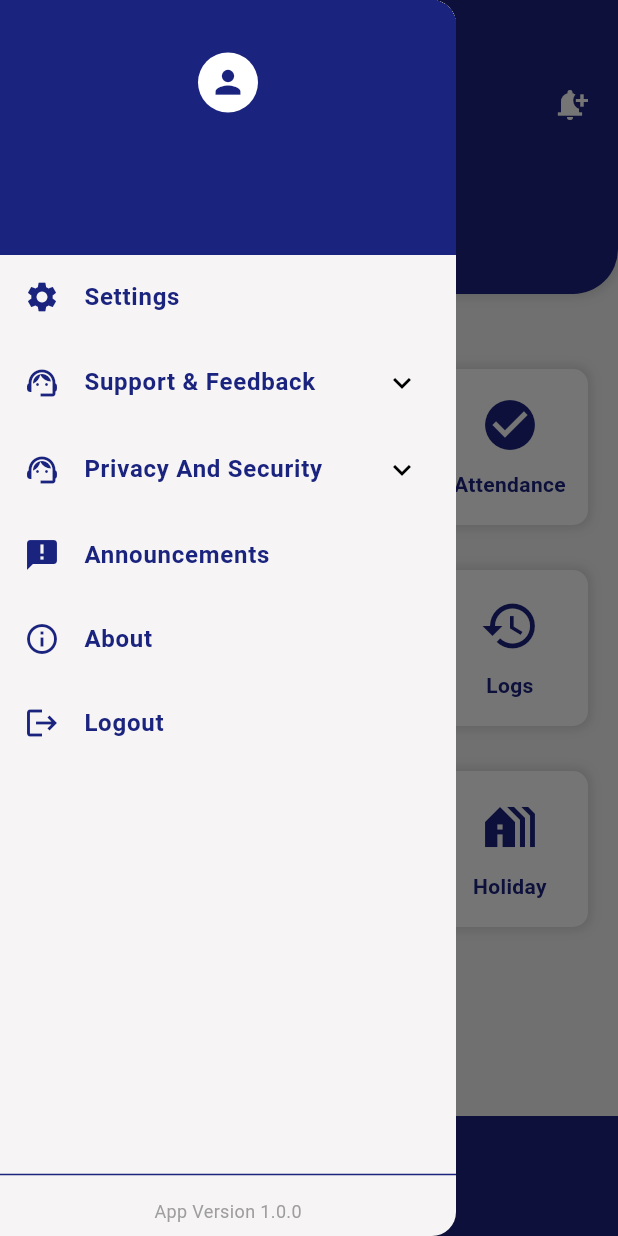
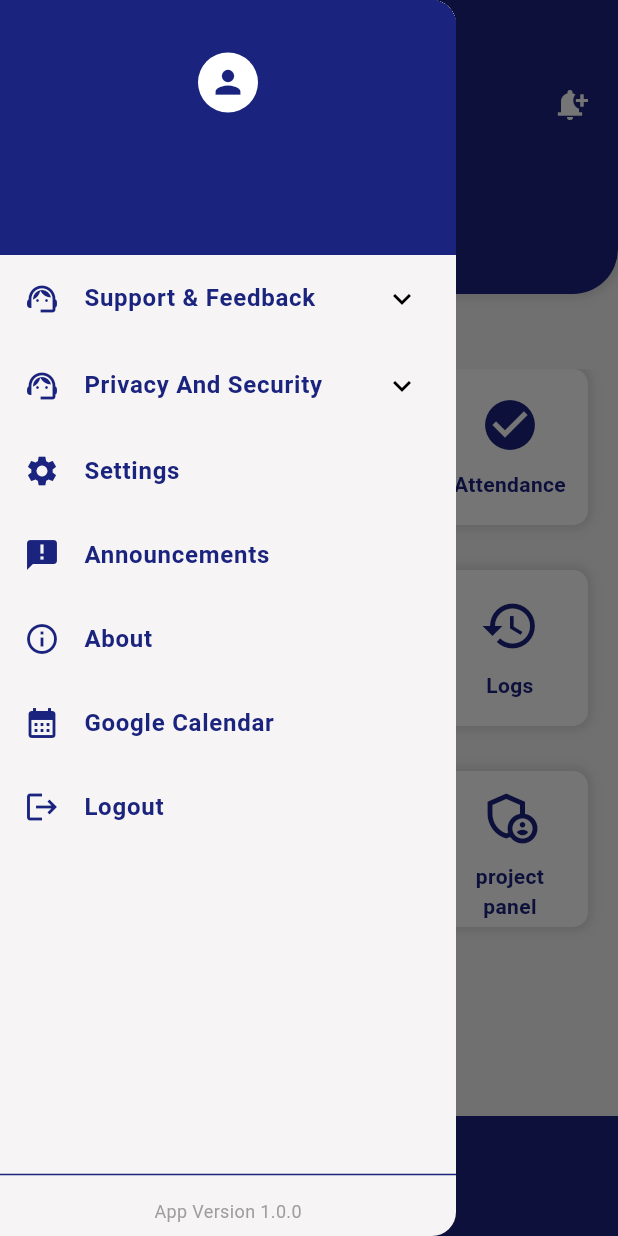
Before and after one commit to KLobTech-main/worksync-android, a Flutter app: the HomeScreen screen opened directly with empty values, in the side drawer, after a tap on the "person" icon, on a phone screen of 412 x 824 dp. Run offline on Flutter 3.47's test engine with Material 3 defaults, Android fonts, the light colour scheme and no system bars; our stand-ins replace awesome_notifications, connectivity_plus, dio, file_picker, fl_chart, fluttertoast and 4 more; accounts and stored records are empty.

Commit message:
Additional features Ui

```diff
--- a/lib/screens/home_screen.dart
+++ b/lib/screens/home_screen.dart
@@ -590,33 +590,6 @@ class _HomeScreenState extends State<HomeScreen> {
             Expanded(
               child: ListView(
                 children: [
-                  ListTile(
-                    leading: Icon(
-                      Icons.settings,
-                      color:
-                          themeProvider.themeData.brightness == Brightness.light
-                              ? Colors.indigo.shade900
-                              : Color(0xFF57C9E7),
-                    ),
-                    title: Text(
-                      "Settings",
-                      style: TextStyle(
-                          color: themeProvider.themeData.brightness ==
-                                  Brightness.light
-                              ? Colors.indigo.shade900
-                              : Color(0xFF57C9E7),
-                          fontWeight: FontWeight.bold),
-                    ),
-                    onTap: () {
-                      Navigator.push(
-                          context,
-                          MaterialPageRoute(
-                              builder: (context) => SettingsPage(
-                                    name: widget.name,
-                                    email: widget.email,
-                                  )));
-                    },
-                  ),
                   ExpansionTile(
                     leading: Icon(
                       Icons.support_agent,
@@ -744,6 +717,33 @@ class _HomeScreenState extends State<HomeScreen> {
                   ),
                   ListTile(
                     leading: Icon(
+                      Icons.settings,
+                      color:
+                      themeProvider.themeData.brightness == Brightness.light
+                          ? Colors.indigo.shade900
+                          : Color(0xFF57C9E7),
+                    ),
+                    title: Text(
+                      "Settings",
+                      style: TextStyle(
+                          color: themeProvider.themeData.brightness ==
+                              Brightness.light
+                              ? Colors.indigo.shade900
+                              : Color(0xFF57C9E7),
+                          fontWeight: FontWeight.bold),
+                    ),
+                    onTap: () {
+                      Navigator.push(
+                          context,
+                          MaterialPageRoute(
+                              builder: (context) => SettingsPage(
+                                name: widget.name,
+                                email: widget.email,
+                              )));
+                    },
+                  ),
+                  ListTile(
+                    leading: Icon(
                       Icons.announcement,
                       color:
                           themeProvider.themeData.brightness == Brightness.light
@@ -788,6 +788,26 @@ class _HomeScreenState extends State<HomeScreen> {
                     onTap: () {
                       Navigator.push(context,
                           MaterialPageRoute(builder: (context) => AboutPage()));
+                    },
+                  ),
+                  ListTile(
+                    leading: Icon(
+                      Icons.calendar_month,
+                      color:
+                      themeProvider.themeData.brightness == Brightness.light
+                          ? Colors.indigo.shade900
+                          : Color(0xFF57C9E7),
+                    ),
+                    title: Text(
+                      "Google Calendar",
+                      style: TextStyle(
+                          color: themeProvider.themeData.brightness ==
+                              Brightness.light
+                              ? Colors.indigo.shade900
+                              : Color(0xFF57C9E7),
+                          fontWeight: FontWeight.bold),
+                    ),
+                    onTap: () {
                     },
                   ),
                   ListTile(
@@ -1055,20 +1075,20 @@ class _HomeScreenState extends State<HomeScreen> {
                               )),
                     );
                   }),
-                  _buildGridOption(Icons.task_outlined, "Create Task",
-                      onTap: () {
-                    Navigator.push(
-                      context,
-                      MaterialPageRoute(
-                        builder: (context) => CreateTaskScreen(
-                          name: widget.name,
-                          email: widget.email,
-                        ),
-                      ),
-                    );
-                    debugPrint("name : ${widget.name}");
-                    debugPrint("email : ${widget.email}");
-                  }),
+                  // _buildGridOption(Icons.task_outlined, "Create Task",
+                  //     onTap: () {
+                  //   Navigator.push(
+                  //     context,
+                  //     MaterialPageRoute(
+                  //       builder: (context) => CreateTaskScreen(
+                  //         name: widget.name,
+                  //         email: widget.email,
+                  //       ),
+                  //     ),
+                  //   );
+                  //   debugPrint("name : ${widget.name}");
+                  //   debugPrint("email : ${widget.email}");
+                  // }),
                   _buildGridOption(Icons.support_agent, "Ticket", onTap: () {
                     Navigator.push(
                       context,
@@ -1079,6 +1099,12 @@ class _HomeScreenState extends State<HomeScreen> {
                               )),
                     );
                   }),
+                  _buildGridOption(Icons.list, "ToDo List", onTap: () {
+
+                  }),
+                  _buildGridOption(Icons.admin_panel_settings_outlined, "project panel", onTap: () {
+
+                  }),
                   _buildGridOption(Icons.holiday_village, "Holiday", onTap: () {
                     Navigator.push(
                       context,
@@ -1086,6 +1112,7 @@ class _HomeScreenState extends State<HomeScreen> {
                           builder: (context) => CalendarHolidayScreen()),
                     );
                   }),
+
                 ],
               ),
             ),
@@ -1132,14 +1159,14 @@ class _HomeScreenState extends State<HomeScreen> {
           },
           backgroundColor: hasPunchedIn
               ? Colors.red.shade800
-              : Colors.green.shade800, // Change color based on punch-in status
+              : Colors.green.shade800,
           shape: RoundedRectangleBorder(
             borderRadius: BorderRadius.circular(
-                35), // Adjust borderRadius for a bigger circle
+                35),
           ),
           child: Icon(
             hasPunchedIn ? Icons.exit_to_app : Icons.fingerprint,
-            color: Colors.white, // Change icon based on punch-in status
+            color: Colors.white,
           ),
         ),
       ),
--- a/lib/webservices/api.dart
+++ b/lib/webservices/api.dart
@@ -992,9 +992,9 @@ class ApiService {
         final List<dynamic> data = json.decode(response.body);
         return data.map((json) => PaySlipModel.fromJson(json)).toList();
       }
-      else if (response.statusCode == 204) {
+      else if (response.statusCode == 404) {
         // Handle the 204 No Content response
-        print('No payslips found. Status code: 204');
+        print('No payslips found. Status code: 404');
         return []; // Return an empty list if no content
       }
       else {
@@ -1003,7 +1003,6 @@ class ApiService {
         throw Exception('Failed to load payslips');
       }
     } catch (e) {
-      // Print the exception in case of an error
       print('Exception occurred: $e');
       throw Exception('Failed to load payslips: $e');
     }
```
